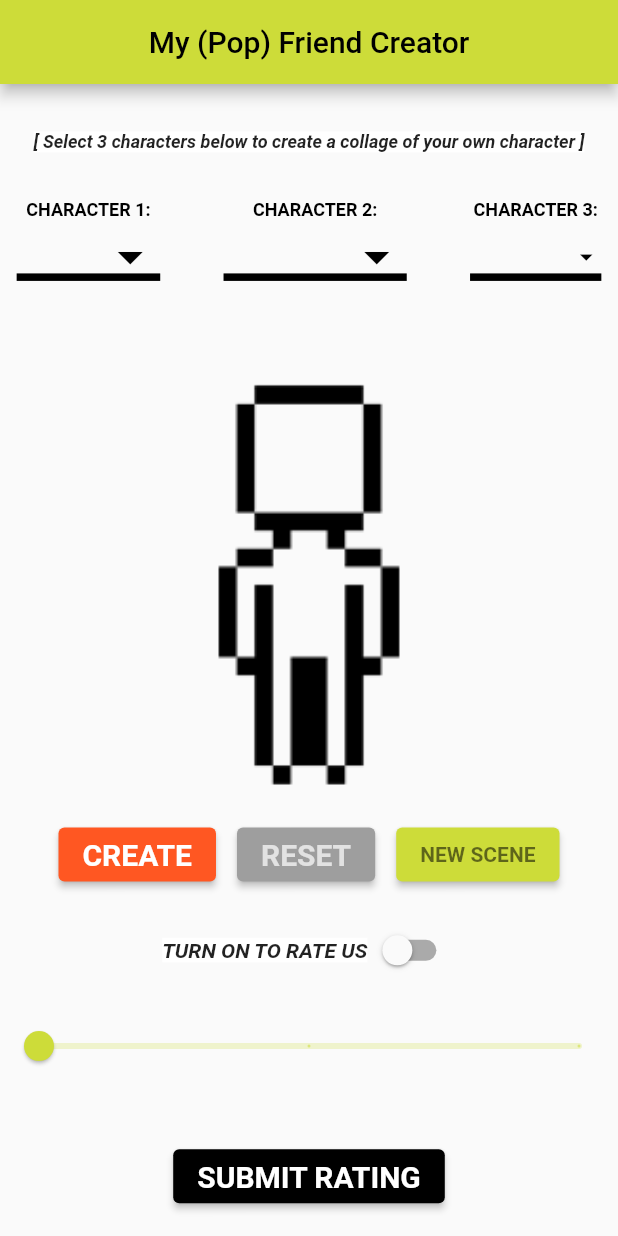
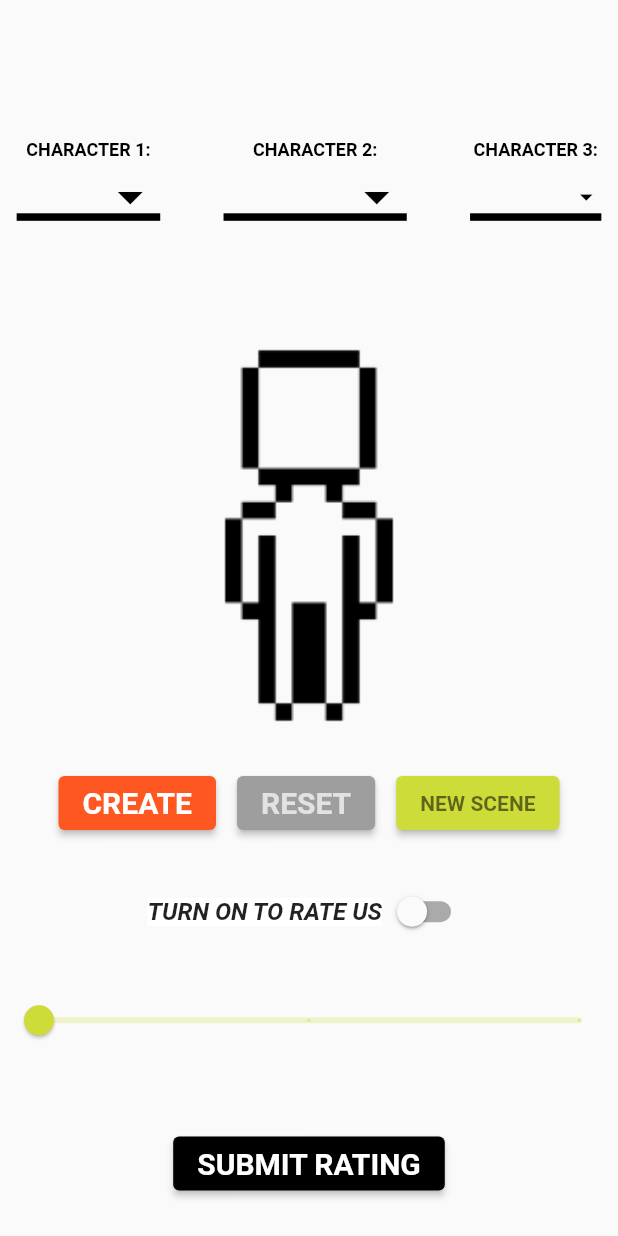
Before and after one commit to eriksoriano/memegenerator, a Flutter app: the screen it shows after launch, on a phone screen of 412 x 824 dp. Run offline on Flutter 3.47's test engine with Material 2 defaults, Android fonts, the phone set to English and light mode, and no system bars.

Commit message:
hid appbar again for space

```diff
--- a/lib/main.dart
+++ b/lib/main.dart
@@ -371,10 +371,10 @@ class _MyHomePageState extends State<MyHomePage> {
   @override
   Widget build(BuildContext context) {
     return Scaffold(
-      appBar: AppBar(
-        title: Text(widget.title),
-        centerTitle: true,
-      ),
+      // appBar: AppBar(
+      //   title: Text(widget.title),
+      //   centerTitle: true,
+      // ),
       body: Container(
         // decoration: BoxDecoration(
         //   image: DecorationImage(
@@ -388,18 +388,18 @@ class _MyHomePageState extends State<MyHomePage> {
         child: Column(
           mainAxisAlignment: MainAxisAlignment.spaceEvenly,
           children: <Widget>[
-            const SizedBox(width: 20),
-            Text(
-              "[ Select 3 characters below to create a collage of your own character ]",
-              style: TextStyle(
-                backgroundColor: Colors.white,
-                fontWeight: FontWeight.bold,
-                fontSize: 12,
-                fontStyle: FontStyle.italic,
-              ),
-              textAlign: TextAlign.center,
-            ),
-            const SizedBox(width: 20),
+            const SizedBox(height: 10),
+            // Text(
+            //   "[ Select 3 characters below to create a collage of your own character ]",
+            //   style: TextStyle(
+            //     backgroundColor: Colors.white,
+            //     fontWeight: FontWeight.bold,
+            //     fontSize: 12,
+            //     fontStyle: FontStyle.italic,
+            //   ),
+            //   textAlign: TextAlign.center,
+            // ),
+            const SizedBox(height: 10),
             Row(
               // row contains 3 columns
               mainAxisAlignment: MainAxisAlignment.spaceEvenly,
@@ -538,7 +538,7 @@ class _MyHomePageState extends State<MyHomePage> {
               ),
             ),
             Image(
-              width: 280,
+              width: 260,
               image: AssetImage(showPic),
               fit: BoxFit.fitWidth,
             ),
@@ -602,7 +602,7 @@ class _MyHomePageState extends State<MyHomePage> {
                   style: TextStyle(
                     backgroundColor: Colors.white,
                     fontWeight: FontWeight.bold,
-                    fontSize: 14,
+                    fontSize: 16,
                     fontStyle: FontStyle.italic,
                   ),
                 ),
```
Also changed, not shown: pubspec.lock.
